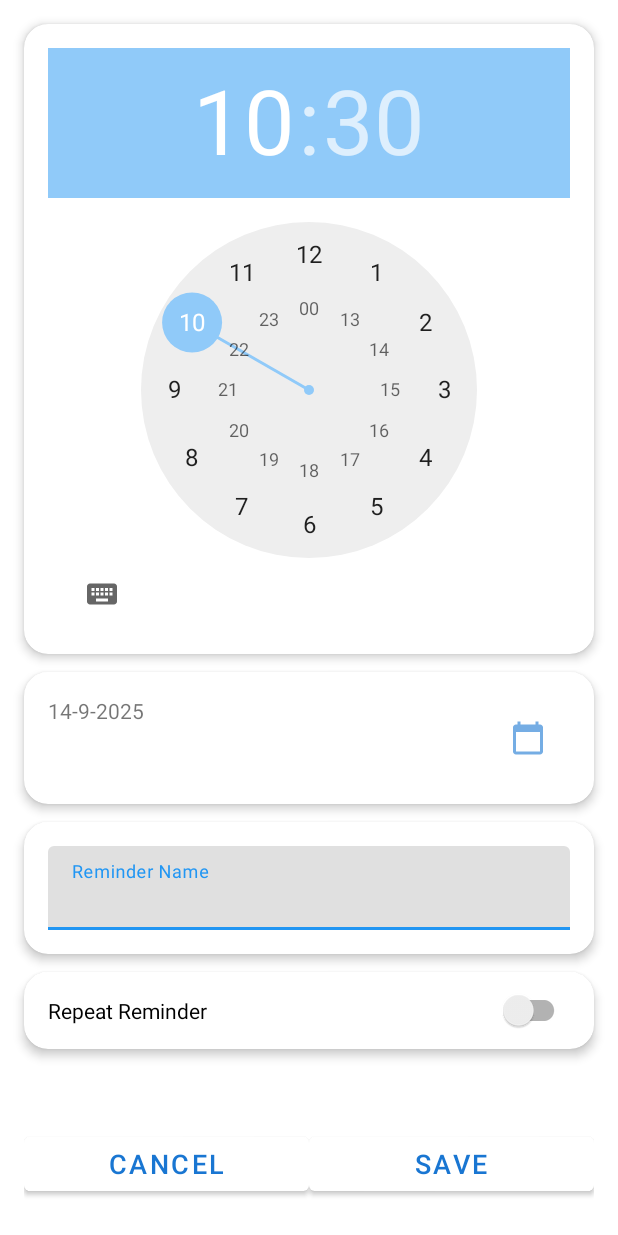
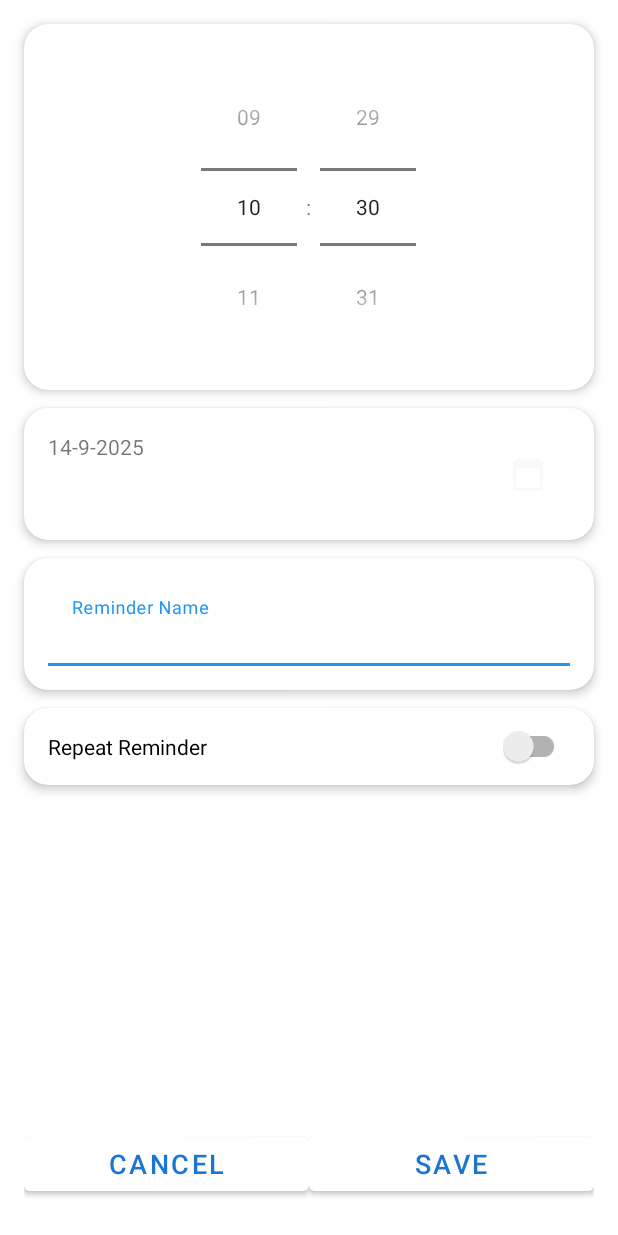
Before and after one commit to anshuldante/my-reminder-app, an Android app: the screen it shows after launch (UpsertReminderActivity), after a tap on "Add Reminder", on a phone screen of 412 x 824 dp. Run offline under Robolectric (Android 15) with nearby library versions, the phone set to English and light mode, and no system bars; our stand-ins replace Dagger/Hilt's generated code, Room's generated code.

Commit message:
menu and readme clean

```diff
--- a/app/src/main/res/layout/activity_upsert_reminder.xml
+++ b/app/src/main/res/layout/activity_upsert_reminder.xml
@@ -24,7 +24,7 @@
             android:layout_width="match_parent"
             android:layout_height="wrap_content"
             android:padding="16dp"
-            android:timePickerMode="clock" />
+            android:timePickerMode="spinner" />
     </com.google.android.material.card.MaterialCardView>
 
     <com.google.android.material.card.MaterialCardView
@@ -63,7 +63,7 @@
                 android:padding="16dp"
                 android:scaleType="centerInside"
                 android:src="@drawable/ic_calendar"
-                app:tint="@color/blue_700" />
+                app:tint="#F5F5F5" />
         </LinearLayout>
     </com.google.android.material.card.MaterialCardView>
 
@@ -83,7 +83,7 @@
         <com.google.android.material.textfield.TextInputLayout
             android:layout_width="match_parent"
             android:layout_height="wrap_content"
-            android:hint="@string/ara_hint_reminder_name"
+            android:hint=""
             android:padding="16dp">
 
             <com.google.android.material.textfield.TextInputEditText
@@ -91,6 +91,8 @@
                 android:layout_width="match_parent"
                 android:layout_height="wrap_content"
                 android:autofillHints="Rise and Shine!, Sleeping Time!"
+                android:backgroundTint="@android:color/transparent"
+                android:hint="@string/ara_hint_reminder_name"
                 android:inputType="textShortMessage" />
         </com.google.android.material.textfield.TextInputLayout>
     </com.google.android.material.card.MaterialCardView>
@@ -221,7 +223,7 @@
                 android:src="@drawable/ic_calendar"
                 app:layout_constraintStart_toEndOf="@+id/ara_tv_end_date"
                 app:layout_constraintTop_toBottomOf="@+id/ara_hz_divider"
-                app:tint="@color/blue_700" />
+                app:tint="#F5F5F5" />
 
             <TextView
                 android:id="@+id/ara_tv_end_time"
--- a/app/src/main/res/menu/main_menu.xml
+++ /dev/null
@@ -1,15 +0,0 @@
-<?xml version="1.0" encoding="utf-8"?>
-<menu xmlns:android="http://schemas.android.com/apk/res/android"
-    xmlns:app="http://schemas.android.com/apk/res-auto">
-
-    <item
-        android:id="@+id/delete_selected_reminder"
-        android:icon="@drawable/ic_delete"
-        android:title="@string/am_button_delete_all"
-        android:visible="false"
-        app:showAsAction="ifRoom" />
-    <item
-        android:id="@+id/delete_all_reminders"
-        android:title="@string/am_button_delete_all"
-        app:showAsAction="never" />
-</menu>
```
Also changed, not shown: app/src/main/java/com/ava/myreminderapp/MainActivity.java (+0 -22 lines), app/src/main/res/menu/upsert_menu.xml (deleted, +0 -16 lines), 1 other file.
